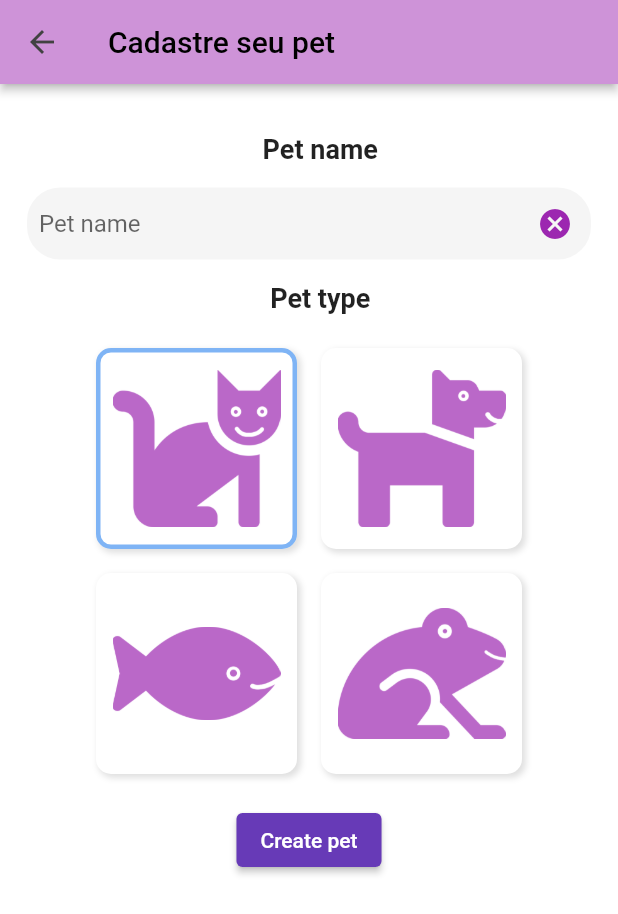
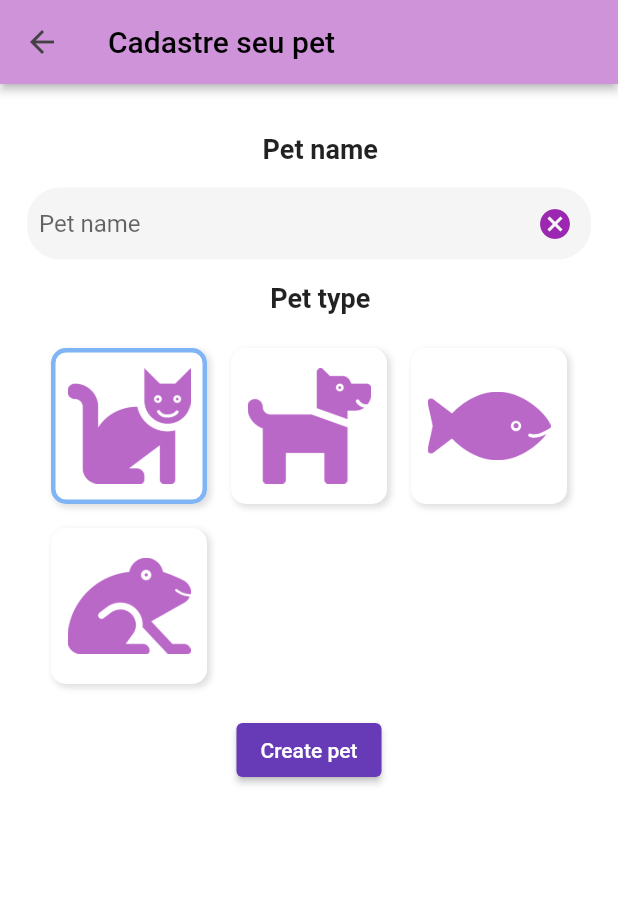
Before and after one commit to sorattorafa/flutter-game, a Flutter app: the NewPet screen opened by its route, on a phone screen of 412 x 824 dp. Shown: the top 914 px of the screen. Run offline on Flutter 3.47's test engine with Material 2 defaults, Android fonts, the phone set to English and light mode, and no system bars; our stand-ins replace dio, equatable, flutter_bloc, flutter_svg.

Commit message:
create pet function

```diff
--- a/pets/lib/widgets/pet-selection-item.dart
+++ b/pets/lib/widgets/pet-selection-item.dart
@@ -1,4 +1,6 @@
 import 'package:flutter/material.dart';
+import 'package:pets/cubit/pets/cubit.dart';
+import 'package:pets/models/pet.dart';
 import 'package:pets/providers/pets.dart';
 import 'package:pets/widgets/radio_button_item.dart';
 import 'package:provider/provider.dart';
@@ -22,8 +24,8 @@ class _PetPetSelectionItemState extends State<PetSelectionItem> {
     final petProvider = Provider.of<PetsProvider>(context, listen: false);
 
     return Container(
-      width: 150,
-      height: 150,
+      width: 120,
+      height: 120,
       child: ConstrainedBox(
         constraints: const BoxConstraints(
           minWidth: 10.0,
```
Also changed, not shown: pets/lib/view/pets/new-pet.dart (+10 -0 lines), pets/lib/widgets/total-pets-section.dart (+1 -10 lines).
